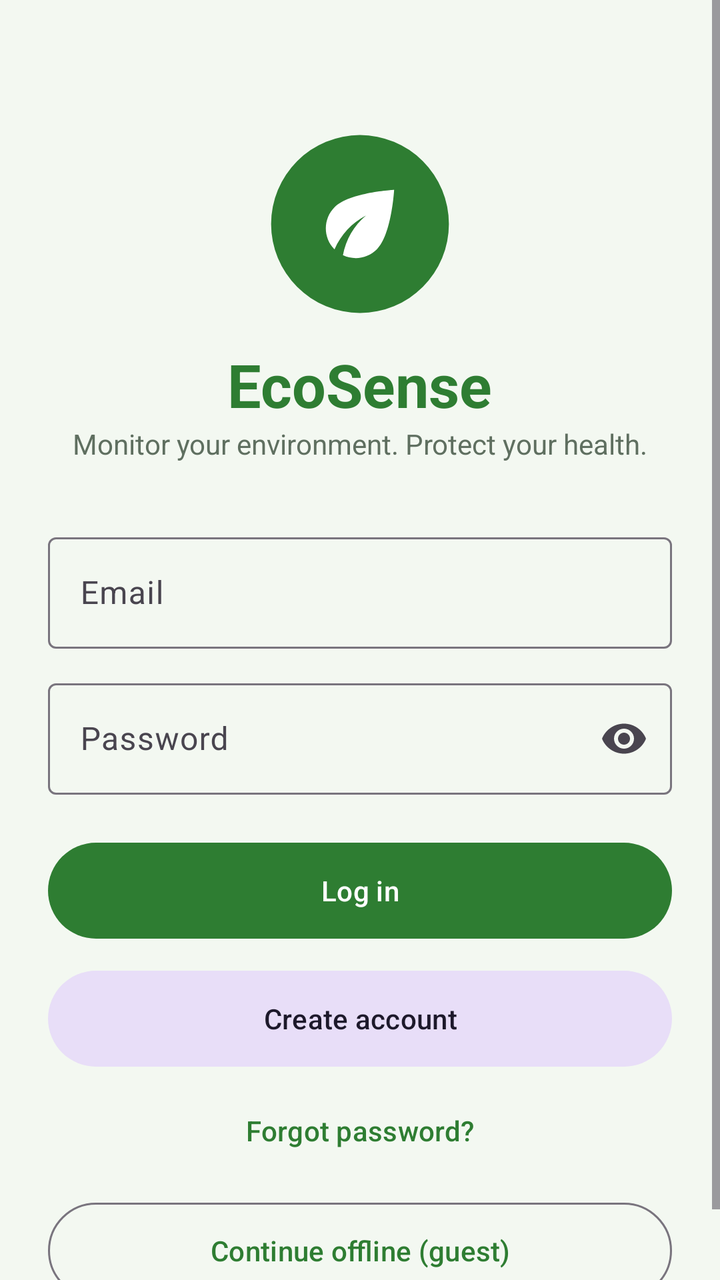
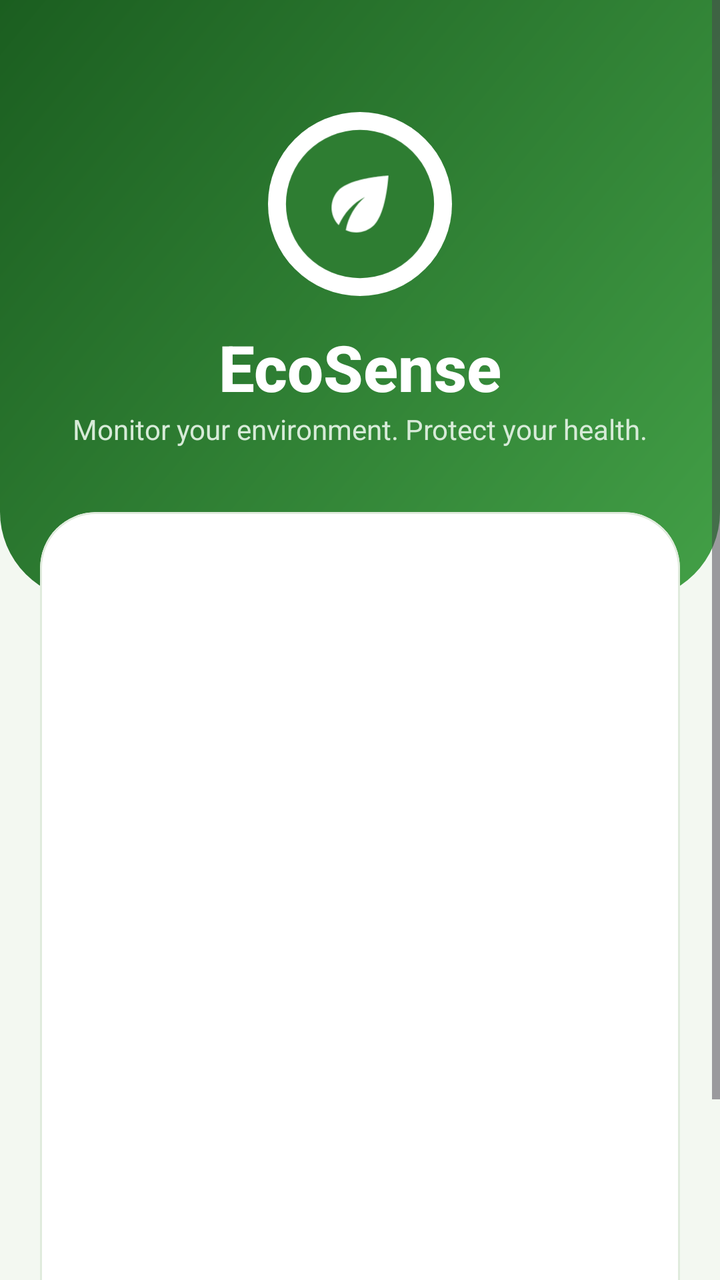

Before-and-after screenshots of an Android layout around one commit, followed by the original layout XML and the change that was made.
<!-- AndroidManifest.xml: application theme Theme.EcoSense -->
<!-- res/layout/activity_login.xml -->
<?xml version="1.0" encoding="utf-8"?>
<ScrollView xmlns:android="http://schemas.android.com/apk/res/android" xmlns:app="http://schemas.android.com/apk/res-auto" xmlns:tools="http://schemas.android.com/tools"
    android:layout_width="match_parent"
    android:layout_height="match_parent"
    android:background="@color/eco_bg"
    android:fillViewport="true">

    <androidx.constraintlayout.widget.ConstraintLayout
        android:layout_width="match_parent"
        android:layout_height="wrap_content"
        android:padding="24dp">

        <ImageView
            android:id="@+id/ivLogo"
            android:layout_width="96dp"
            android:layout_height="96dp"
            android:layout_marginTop="40dp"
            android:contentDescription="EcoSense logo"
            android:src="@drawable/ic_launcher"
            app:layout_constraintEnd_toEndOf="parent"
            app:layout_constraintStart_toStartOf="parent"
            app:layout_constraintTop_toTopOf="parent" />

        <TextView
            android:id="@+id/tvTitle"
            android:layout_width="wrap_content"
            android:layout_height="wrap_content"
            android:layout_marginTop="12dp"
            android:text="EcoSense"
            android:textColor="@color/eco_primary"
            android:textSize="30sp"
            android:textStyle="bold"
            app:layout_constraintEnd_toEndOf="parent"
            app:layout_constraintStart_toStartOf="parent"
            app:layout_constraintTop_toBottomOf="@id/ivLogo" />

        <TextView
            android:id="@+id/tvSubtitle"
            android:layout_width="wrap_content"
            android:layout_height="wrap_content"
            android:text="Monitor your environment. Protect your health."
            android:textColor="@color/eco_text_secondary"
            app:layout_constraintEnd_toEndOf="parent"
            app:layout_constraintStart_toStartOf="parent"
            app:layout_constraintTop_toBottomOf="@id/tvTitle" />

        <com.google.android.material.textfield.TextInputLayout
            android:id="@+id/tilEmail"
            style="@style/Widget.Material3.TextInputLayout.OutlinedBox"
            android:layout_width="0dp"
            android:layout_height="wrap_content"
            android:layout_marginTop="32dp"
            android:hint="Email"
            app:layout_constraintEnd_toEndOf="parent"
            app:layout_constraintStart_toStartOf="parent"
            app:layout_constraintTop_toBottomOf="@id/tvSubtitle">

            <com.google.android.material.textfield.TextInputEditText
                android:id="@+id/etEmail"
                android:layout_width="match_parent"
                android:layout_height="wrap_content"
                android:inputType="textEmailAddress" />
        </com.google.android.material.textfield.TextInputLayout>

        <com.google.android.material.textfield.TextInputLayout
            android:id="@+id/tilPassword"
            style="@style/Widget.Material3.TextInputLayout.OutlinedBox"
            android:layout_width="0dp"
            android:layout_height="wrap_content"
            android:layout_marginTop="12dp"
            android:hint="Password"
            app:endIconMode="password_toggle"
            app:layout_constraintEnd_toEndOf="parent"
            app:layout_constraintStart_toStartOf="parent"
            app:layout_constraintTop_toBottomOf="@id/tilEmail">

            <com.google.android.material.textfield.TextInputEditText
                android:id="@+id/etPassword"
                android:layout_width="match_parent"
                android:layout_height="wrap_content"
                android:inputType="textPassword" />
        </com.google.android.material.textfield.TextInputLayout>

        <com.google.android.material.button.MaterialButton
            android:id="@+id/btnLogin"
            android:layout_width="0dp"
            android:layout_height="56dp"
            android:layout_marginTop="20dp"
            android:text="Log in"
            app:layout_constraintEnd_toEndOf="parent"
            app:layout_constraintStart_toStartOf="parent"
            app:layout_constraintTop_toBottomOf="@id/tilPassword" />

        <com.google.android.material.button.MaterialButton
            android:id="@+id/btnSignup"
            style="@style/Widget.Material3.Button.TonalButton"
            android:layout_width="0dp"
            android:layout_height="56dp"
            android:layout_marginTop="8dp"
            android:text="Create account"
            app:layout_constraintEnd_toEndOf="parent"
            app:layout_constraintStart_toStartOf="parent"
            app:layout_constraintTop_toBottomOf="@id/btnLogin" />

        <com.google.android.material.button.MaterialButton
            android:id="@+id/btnReset"
            style="@style/Widget.Material3.Button.TextButton"
            android:layout_width="wrap_content"
            android:layout_height="wrap_content"
            android:layout_marginTop="4dp"
            android:text="Forgot password?"
            app:layout_constraintEnd_toEndOf="parent"
            app:layout_constraintStart_toStartOf="parent"
            app:layout_constraintTop_toBottomOf="@id/btnSignup" />

        <com.google.android.material.button.MaterialButton
            android:id="@+id/btnGuest"
            style="@style/Widget.Material3.Button.OutlinedButton"
            android:layout_width="0dp"
            android:layout_height="56dp"
            android:layout_marginTop="8dp"
            android:text="Continue offline (guest)"
            app:layout_constraintEnd_toEndOf="parent"
            app:layout_constraintStart_toStartOf="parent"
            app:layout_constraintTop_toBottomOf="@id/btnReset" />

        <ProgressBar
            android:id="@+id/progress"
            android:layout_width="wrap_content"
            android:layout_height="wrap_content"
            android:layout_marginTop="16dp"
            android:visibility="gone"
            app:layout_constraintEnd_toEndOf="parent"
            app:layout_constraintStart_toStartOf="parent"
            app:layout_constraintTop_toBottomOf="@id/btnGuest" />
    </androidx.constraintlayout.widget.ConstraintLayout>
</ScrollView>
<!-- resources referenced by this layout -->
<resources>
  <color name="eco_bg">#F3F8F1</color>
  <color name="eco_primary">#2E7D32</color>
  <color name="eco_text_secondary">#5F6F60</color>
  <!-- drawable ic_launcher (drawable) -->
  <vector xmlns:android="http://schemas.android.com/apk/res/android"
      android:width="108dp" android:height="108dp"
      android:viewportWidth="108" android:viewportHeight="108">
      <path android:fillColor="#2E7D32"
          android:pathData="M54,54m-50,0a50,50 0,1 1,100 0a50,50 0,1 1,-100 0" />
      <group android:scaleX="2.4" android:scaleY="2.4" android:translateX="25.2" android:translateY="25.2">
          <path
              android:fillColor="#FFFFFF"
              android:pathData="M6.05,8.05c-2.73,2.73 -2.73,7.15 -0.02,9.88 1.47,-3.4 4.09,-6.24 7.36,-7.93 -2.77,2.34 -4.71,5.61 -5.39,9.32 2.6,1.23 5.8,0.78 7.95,-1.37C19.43,14.47 20,4 20,4S9.53,4.57 6.05,8.05z" />
      </group>
  </vector>
  <style name="Theme.EcoSense" parent="Theme.Material3.DayNight.NoActionBar">
          <item name="colorPrimary">@color/eco_primary</item>
          <item name="colorOnPrimary">@color/eco_on_primary</item>
          <item name="colorSecondary">@color/eco_secondary</item>
          <item name="colorOnSecondary">@color/eco_on_primary</item>
          <item name="android:colorBackground">@color/eco_bg</item>
          <item name="colorSurface">@color/eco_card</item>
          <item name="colorOnSurface">@color/eco_text</item>
          <item name="colorOnBackground">@color/eco_text</item>
          <item name="android:statusBarColor">@color/eco_primary_dark</item>
          <item name="android:windowAnimationStyle">@style/Animation.EcoActivity</item>
      </style>
  <color name="eco_on_primary">#FFFFFF</color>
  <color name="eco_secondary">#4CAF50</color>
  <color name="eco_card">#FFFFFF</color>
  <color name="eco_text">#1B2B1C</color>
  <color name="eco_primary_dark">#1B5E20</color>
  <style name="Animation.EcoActivity" parent="@android:style/Animation.Activity">
          <item name="android:activityOpenEnterAnimation">@anim/slide_in_right</item>
          <item name="android:activityOpenExitAnimation">@anim/slide_out_left</item>
          <item name="android:activityCloseEnterAnimation">@anim/slide_in_left</item>
          <item name="android:activityCloseExitAnimation">@anim/slide_out_right</item>
      </style>
</resources>

<!-- the commit's change to res/layout/activity_login.xml (unified diff, before → after) -->
@@ -7,14 +7,23 @@
 
     <androidx.constraintlayout.widget.ConstraintLayout
         android:layout_width="match_parent"
-        android:layout_height="wrap_content"
-        android:padding="24dp">
+        android:layout_height="wrap_content">
+
+        <View
+            android:id="@+id/vHeader"
+            android:layout_width="0dp"
+            android:layout_height="300dp"
+            android:background="@drawable/bg_header_curve"
+            app:layout_constraintEnd_toEndOf="parent"
+            app:layout_constraintStart_toStartOf="parent"
+            app:layout_constraintTop_toTopOf="parent" />
 
         <ImageView
             android:id="@+id/ivLogo"
-            android:layout_width="96dp"
-            android:layout_height="96dp"
-            android:layout_marginTop="40dp"
+            android:layout_width="92dp"
+            android:layout_height="92dp"
+            android:layout_marginTop="56dp"
+            android:background="@drawable/bg_logo_ring"
             android:contentDescription="EcoSense logo"
             android:src="@drawable/ic_launcher"
             app:layout_constraintEnd_toEndOf="parent"
@@ -25,10 +34,11 @@
             android:id="@+id/tvTitle"
             android:layout_width="wrap_content"
             android:layout_height="wrap_content"
-            android:layout_marginTop="12dp"
+            android:layout_marginTop="14dp"
+            android:fontFamily="sans-serif-medium"
             android:text="EcoSense"
-            android:textColor="@color/eco_primary"
-            android:textSize="30sp"
+            android:textColor="@android:color/white"
+            android:textSize="32sp"
             android:textStyle="bold"
             app:layout_constraintEnd_toEndOf="parent"
             app:layout_constraintStart_toStartOf="parent"
@@ -39,99 +49,124 @@
             android:layout_width="wrap_content"
             android:layout_height="wrap_content"
             android:text="Monitor your environment. Protect your health."
-            android:textColor="@color/eco_text_secondary"
+            android:textColor="#D7EBD8"
+            android:textSize="14sp"
             app:layout_constraintEnd_toEndOf="parent"
             app:layout_constraintStart_toStartOf="parent"
             app:layout_constraintTop_toBottomOf="@id/tvTitle" />
 
-        <com.google.android.material.textfield.TextInputLayout
-            android:id="@+id/tilEmail"
-            style="@style/Widget.Material3.TextInputLayout.OutlinedBox"
+        <com.google.android.material.card.MaterialCardView
+            android:id="@+id/cardForm"
+            style="@style/EcoCard"
             android:layout_width="0dp"
             android:layout_height="wrap_content"
+            android:layout_marginStart="20dp"
             android:layout_marginTop="32dp"
-            android:hint="Email"
+            android:layout_marginEnd="20dp"
+            android:layout_marginBottom="24dp"
+            app:cardCornerRadius="28dp"
+            app:layout_constraintBottom_toBottomOf="parent"
             app:layout_constraintEnd_toEndOf="parent"
             app:layout_constraintStart_toStartOf="parent"
-            app:layout_constraintTop_toBottomOf="@id/tvSubtitle">
+            app:layout_constraintTop_toBottomOf="@id/tvSubtitle"
+            app:layout_constraintVertical_bias="0">
 
-            <com.google.android.material.textfield.TextInputEditText
-                android:id="@+id/etEmail"
+            <LinearLayout
                 android:layout_width="match_parent"
                 android:layout_height="wrap_content"
-                android:inputType="textEmailAddress" />
-        </com.google.android.material.textfield.TextInputLayout>
+                android:layoutAnimation="@anim/layout_slide_up"
+                android:orientation="vertical"
+                android:padding="22dp">
 
-        <com.google.android.material.textfield.TextInputLayout
-            android:id="@+id/tilPassword"
-            style="@style/Widget.Material3.TextInputLayout.OutlinedBox"
-            android:layout_width="0dp"
-            android:layout_height="wrap_content"
-            android:layout_marginTop="12dp"
-            android:hint="Password"
-            app:endIconMode="password_toggle"
-            app:layout_constraintEnd_toEndOf="parent"
-            app:layout_constraintStart_toStartOf="parent"
-            app:layout_constraintTop_toBottomOf="@id/tilEmail">
+                <TextView
+                    android:layout_width="wrap_content"
+                    android:layout_height="wrap_content"
+                    android:fontFamily="sans-serif-medium"
+                    android:text="Welcome back"
+                    android:textColor="@color/eco_text"
+                    android:textSize="20sp" />
 
-            <com.google.android.material.textfield.TextInputEditText
-                android:id="@+id/etPassword"
-                android:layout_width="match_parent"
-                android:layout_height="wrap_content"
-                android:inputType="textPassword" />
-        </com.google.android.material.textfield.TextInputLayout>
+                <com.google.android.material.textfield.TextInputLayout
+                    android:id="@+id/tilEmail"
+                    style="@style/Widget.Material3.TextInputLayout.OutlinedBox"
+                    android:layout_width="match_parent"
+                    android:layout_height="wrap_content"
+                    android:layout_marginTop="16dp"
+                    android:hint="Email"
+                    app:boxCornerRadiusBottomEnd="16dp"
+                    app:boxCornerRadiusBottomStart="16dp"
+                    app:boxCornerRadiusTopEnd="16dp"
+                    app:boxCornerRadiusTopStart="16dp">
 
-        <com.google.android.material.button.MaterialButton
-            android:id="@+id/btnLogin"
-            android:layout_width="0dp"
-            android:layout_height="56dp"
-            android:layout_marginTop="20dp"
-            android:text="Log in"
-            app:layout_constraintEnd_toEndOf="parent"
-            app:layout_constraintStart_toStartOf="parent"
-            app:layout_constraintTop_toBottomOf="@id/tilPassword" />
+                    <com.google.android.material.textfield.TextInputEditText
+                        android:id="@+id/etEmail"
+                        android:layout_width="match_parent"
+                        android:layout_height="wrap_content"
+                        android:inputType="textEmailAddress" />
+                </com.google.android.material.textfield.TextInputLayout>
 
-        <com.google.android.material.button.MaterialButton
-            android:id="@+id/btnSignup"
-            style="@style/Widget.Material3.Button.TonalButton"
-            android:layout_width="0dp"
-            android:layout_height="56dp"
-            android:layout_marginTop="8dp"
-            android:text="Create account"
-            app:layout_constraintEnd_toEndOf="parent"
-            app:layout_constraintStart_toStartOf="parent"
-            app:layout_constraintTop_toBottomOf="@id/btnLogin" />
+                <com.google.android.material.textfield.TextInputLayout
+                    android:id="@+id/tilPassword"
+                    style="@style/Widget.Material3.TextInputLayout.OutlinedBox"
+                    android:layout_width="match_parent"
+                    android:layout_height="wrap_content"
+                    android:layout_marginTop="12dp"
+                    android:hint="Password"
+                    app:boxCornerRadiusBottomEnd="16dp"
+                    app:boxCornerRadiusBottomStart="16dp"
+                    app:boxCornerRadiusTopEnd="16dp"
+                    app:boxCornerRadiusTopStart="16dp"
+                    app:endIconMode="password_toggle">
 
-        <com.google.android.material.button.MaterialButton
-            android:id="@+id/btnReset"
-            style="@style/Widget.Material3.Button.TextButton"
-            android:layout_width="wrap_content"
-            android:layout_height="wrap_content"
-            android:layout_marginTop="4dp"
-            android:text="Forgot password?"
-            app:layout_constraintEnd_toEndOf="parent"
-            app:layout_constraintStart_toStartOf="parent"
-            app:layout_constraintTop_toBottomOf="@id/btnSignup" />
+                    <com.google.android.material.textfield.TextInputEditText
+                        android:id="@+id/etPassword"
+                        android:layout_width="match_parent"
+                        android:layout_height="wrap_content"
+                        android:inputType="textPassword" />
+                </com.google.android.material.textfield.TextInputLayout>
 
-        <com.google.android.material.button.MaterialButton
-            android:id="@+id/btnGuest"
-            style="@style/Widget.Material3.Button.OutlinedButton"
-            android:layout_width="0dp"
-            android:layout_height="56dp"
-            android:layout_marginTop="8dp"
-            android:text="Continue offline (guest)"
-            app:layout_constraintEnd_toEndOf="parent"
-            app:layout_constraintStart_toStartOf="parent"
-            app:layout_constraintTop_toBottomOf="@id/btnReset" />
+                <com.google.android.material.button.MaterialButton
+                    android:id="@+id/btnLogin"
+                    android:layout_width="match_parent"
+                    android:layout_height="56dp"
+                    android:layout_marginTop="20dp"
+                    android:text="Log in"
+                    android:textSize="16sp"
+                    app:cornerRadius="18dp" />
 
-        <ProgressBar
-            android:id="@+id/progress"
-            android:layout_width="wrap_content"
-            android:layout_height="wrap_content"
-            android:layout_marginTop="16dp"
-            android:visibility="gone"
-            app:layout_constraintEnd_toEndOf="parent"
-            app:layout_constraintStart_toStartOf="parent"
-            app:layout_constraintTop_toBottomOf="@id/btnGuest" />
+                <com.google.android.material.button.MaterialButton
+                    android:id="@+id/btnSignup"
+                    style="@style/Widget.Material3.Button.TonalButton"
+                    android:layout_width="match_parent"
+                    android:layout_height="56dp"
+                    android:layout_marginTop="8dp"
+                    android:text="Create account"
+                    app:cornerRadius="18dp" />
+
+                <com.google.android.material.button.MaterialButton
+                    android:id="@+id/btnReset"
+                    style="@style/Widget.Material3.Button.TextButton"
+                    android:layout_width="wrap_content"
+                    android:layout_height="wrap_content"
+                    android:layout_gravity="center_horizontal"
+                    android:text="Forgot password?" />
+
+                <com.google.android.material.button.MaterialButton
+                    android:id="@+id/btnGuest"
+                    style="@style/Widget.Material3.Button.OutlinedButton"
+                    android:layout_width="match_parent"
+                    android:layout_height="56dp"
+                    android:text="Continue offline (guest)"
+                    app:cornerRadius="18dp" />
+
+                <ProgressBar
+                    android:id="@+id/progress"
+                    android:layout_width="wrap_content"
+                    android:layout_height="wrap_content"
+                    android:layout_gravity="center_horizontal"
+                    android:layout_marginTop="14dp"
+                    android:visibility="gone" />
+            </LinearLayout>
+        </com.google.android.material.card.MaterialCardView>
     </androidx.constraintlayout.widget.ConstraintLayout>
 </ScrollView>
<!-- resource entries referenced after the edit -->
@@ -2,7 +2,6 @@
 <resources>
   <color name="eco_bg">#F3F8F1</color>
   <color name="eco_primary">#2E7D32</color>
-  <color name="eco_text_secondary">#5F6F60</color>
   <!-- drawable ic_launcher (drawable) -->
   <vector xmlns:android="http://schemas.android.com/apk/res/android"
       android:width="108dp" android:height="108dp"
@@ -15,6 +14,13 @@
               android:pathData="M6.05,8.05c-2.73,2.73 -2.73,7.15 -0.02,9.88 1.47,-3.4 4.09,-6.24 7.36,-7.93 -2.77,2.34 -4.71,5.61 -5.39,9.32 2.6,1.23 5.8,0.78 7.95,-1.37C19.43,14.47 20,4 20,4S9.53,4.57 6.05,8.05z" />
       </group>
   </vector>
+  <style name="EcoCard" parent="Widget.Material3.CardView.Outlined">
+          <item name="cardCornerRadius">20dp</item>
+          <item name="cardBackgroundColor">@color/eco_card</item>
+          <item name="cardElevation">0dp</item>
+          <item name="strokeColor">@color/eco_stroke</item>
+          <item name="strokeWidth">1dp</item>
+      </style>
   <style name="Theme.EcoSense" parent="Theme.Material3.DayNight.NoActionBar">
           <item name="colorPrimary">@color/eco_primary</item>
           <item name="colorOnPrimary">@color/eco_on_primary</item>
@@ -27,10 +33,25 @@
           <item name="android:statusBarColor">@color/eco_primary_dark</item>
           <item name="android:windowAnimationStyle">@style/Animation.EcoActivity</item>
       </style>
+  <color name="eco_grad_start">#1B5E20</color>
+  <color name="eco_grad_end">#43A047</color>
   <color name="eco_on_primary">#FFFFFF</color>
   <color name="eco_secondary">#4CAF50</color>
   <color name="eco_card">#FFFFFF</color>
+  <color name="eco_stroke">#E0EBDD</color>
   <color name="eco_text">#1B2B1C</color>
+  <!-- drawable bg_header_curve (drawable) -->
+  <?xml version="1.0" encoding="utf-8"?>
+  <shape xmlns:android="http://schemas.android.com/apk/res/android" android:shape="rectangle">
+      <gradient android:angle="315" android:startColor="@color/eco_grad_start" android:endColor="@color/eco_grad_end" />
+      <corners android:bottomLeftRadius="44dp" android:bottomRightRadius="44dp" />
+  </shape>
+  <!-- drawable bg_logo_ring (drawable) -->
+  <?xml version="1.0" encoding="utf-8"?>
+  <shape xmlns:android="http://schemas.android.com/apk/res/android" android:shape="oval">
+      <solid android:color="#FFFFFF" />
+      <padding android:bottom="6dp" android:left="6dp" android:right="6dp" android:top="6dp" />
+  </shape>
   <color name="eco_primary_dark">#1B5E20</color>
   <style name="Animation.EcoActivity" parent="@android:style/Animation.Activity">
           <item name="android:activityOpenEnterAnimation">@anim/slide_in_right</item>
